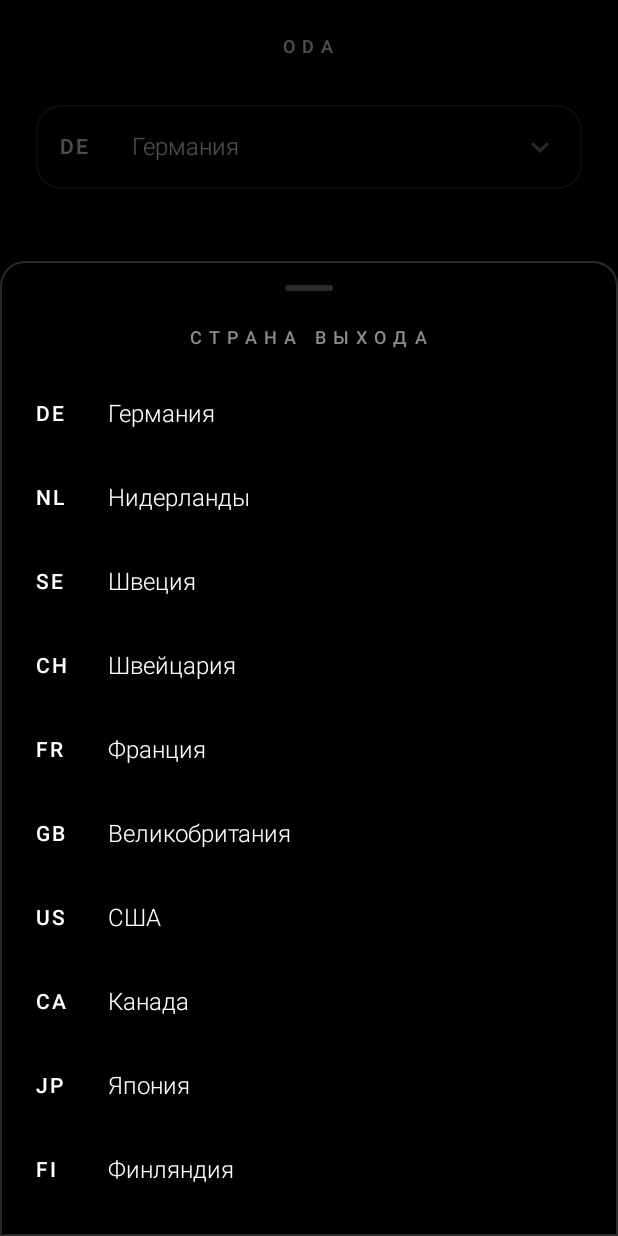
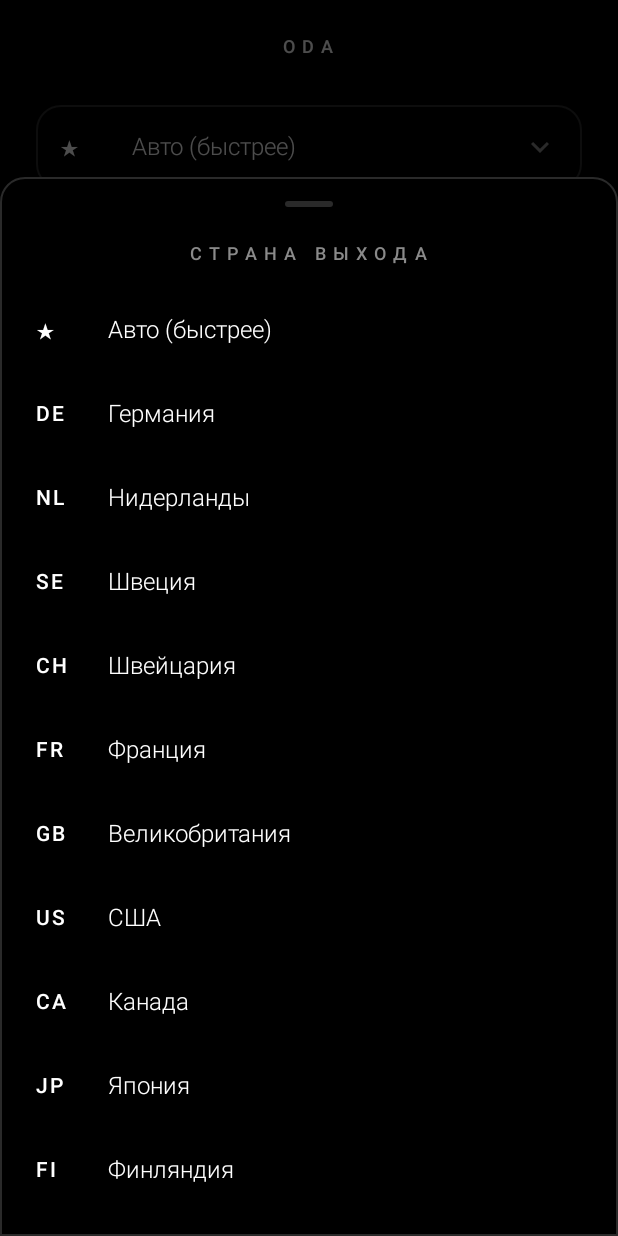
Before and after one commit to Wddis/Pol, an Android app: the fragment CountryPickerSheet placed in its activity, on a phone screen of 412 x 824 dp. Run offline under Robolectric (Android 15) with nearby library versions, the phone set to English and light mode, and no system bars; 1 statement that could not run was skipped.

Commit message:
Без вылетов при остановке, регион «Авто», быстрее подключение
- Мосты IPtProxy запускаются один раз и не останавливаются: аварийное
  завершение (SIGABRT) происходило именно при остановке
- Регион «Авто» (по умолчанию): Tor сам выбирает выходной узел
- Прямое подключение, которое уже не прошло, больше не пробуется первым
- Метки остановки Tor и мостов в журнале

Co-Authored-By: Claude Opus 5.5 <noreply@anthropic.com>
Claude-Session: https://claude.ai/code/session_01U6tUnJrekvWiiGySTaGK2o

```diff
--- a/app/build.gradle
+++ b/app/build.gradle
@@ -15,8 +15,8 @@ android {
         applicationId = 'com.example.vpnapp'
         minSdk = 24
         targetSdk = 36
-        versionCode = 3
-        versionName = '0.3'
+        versionCode = 4
+        versionName = '0.4'
 
         // Только ARM: реальные телефоны (x86 нужен лишь эмуляторам, экономим ~15 МБ)
         ndk {
--- a/app/src/main/java/com/example/vpnapp/ConnectPlan.java
+++ b/app/src/main/java/com/example/vpnapp/ConnectPlan.java
@@ -61,7 +61,8 @@ final class ConnectPlan {
      */
     private static void buildAuto(Context context, Prefs prefs, @Nullable MoatClient.Result moat,
                                   List<BridgeSet> plan) {
-        boolean directOk = moat != null && moat.directOk;
+        // Если прямое подключение уже не прошло, не тратим на него время в начале
+        boolean directOk = moat != null && moat.directOk && !prefs.isDirectFailed();
         BridgeSet direct = BridgeSet.direct(context.getString(R.string.mode_direct));
         if (directOk) add(plan, direct);
         add(plan, prefs.getLastGood());
--- a/app/src/main/java/com/example/vpnapp/Country.java
+++ b/app/src/main/java/com/example/vpnapp/Country.java
@@ -8,6 +8,9 @@ import java.util.List;
 
 /** Страна выхода: двухбуквенный код и название. */
 public final class Country {
+
+    /** Регион «Авто»: страну выхода выбирает Tor. */
+    public static final String ANY = "ANY";
 
     public final String code;
     public final String name;
@@ -29,6 +32,15 @@ public final class Country {
         return list;
     }
 
+    public static boolean isAny(String code) {
+        return ANY.equals(code);
+    }
+
+    /** Код для экрана: у «Авто» вместо кода — значок. */
+    public String shortLabel() {
+        return isAny(code) ? "★" : code;
+    }
+
     /** Название страны по коду; для стран вне списка — сам код. */
     public static String nameOf(Context context, String code) {
         for (Country c : all(context)) {
--- a/app/src/main/java/com/example/vpnapp/CountryPickerSheet.java
+++ b/app/src/main/java/com/example/vpnapp/CountryPickerSheet.java
@@ -45,7 +45,7 @@ public class CountryPickerSheet extends BottomSheetDialogFragment {
 
         for (Country country : Country.all(requireContext())) {
             View row = inflater.inflate(R.layout.item_country, list, false);
-            ((TextView) row.findViewById(R.id.code)).setText(country.code);
+            ((TextView) row.findViewById(R.id.code)).setText(country.shortLabel());
             ((TextView) row.findViewById(R.id.name)).setText(country.name);
             boolean isSelected = country.code.equals(selected);
             row.findViewById(R.id.check).setVisibility(isSelected ? View.VISIBLE : View.INVISIBLE);
--- a/app/src/main/java/com/example/vpnapp/MainActivity.java
+++ b/app/src/main/java/com/example/vpnapp/MainActivity.java
@@ -252,7 +252,7 @@ public class MainActivity extends AppCompatActivity implements StatusBus.Listene
 
     private void showCountry() {
         Country country = Country.find(this, prefs.getCountry());
-        countryCodeView.setText(country.code);
+        countryCodeView.setText(country.shortLabel());
         countryNameView.setText(country.name);
     }
 
--- a/app/src/main/java/com/example/vpnapp/Prefs.java
+++ b/app/src/main/java/com/example/vpnapp/Prefs.java
@@ -20,7 +20,8 @@ public final class Prefs {
     private static final String KEY_CUSTOM = "custom_bridges";
     private static final String KEY_LAST_GOOD = "last_good";
     private static final String KEY_MOAT = "moat_cache";
-    private static final String DEFAULT_COUNTRY = "DE";
+    private static final String KEY_DIRECT_FAILED = "direct_failed";
+    private static final String DEFAULT_COUNTRY = Country.ANY;
 
     private final SharedPreferences sp;
 
@@ -61,6 +62,15 @@ public final class Prefs {
         sp.edit().putString(KEY_LAST_GOOD, set != null ? set.serialize() : null).apply();
     }
 
+    /** Прямое подключение в прошлый раз не прошло — не начинаем с него. */
+    boolean isDirectFailed() {
+        return sp.getBoolean(KEY_DIRECT_FAILED, false);
+    }
+
+    void setDirectFailed(boolean failed) {
+        sp.edit().putBoolean(KEY_DIRECT_FAILED, failed).apply();
+    }
+
     /** Мосты, полученные от Moat в прошлый раз (на случай, если Moat недоступен). */
     List<BridgeSet> getMoatCache() {
         List<BridgeSet> result = new ArrayList<>();
--- a/app/src/main/java/com/example/vpnapp/VpnTunnelService.java
+++ b/app/src/main/java/com/example/vpnapp/VpnTunnelService.java
@@ -221,6 +221,7 @@ public class VpnTunnelService extends VpnService implements TorController.Listen
     }
 
     private void nextAttempt(int lastError) {
+        if (attempt < plan.size() && plan.get(attempt).isDirect()) prefs.setDirectFailed(true);
         tor.stop();
         pt.stop();
         attempt++;
@@ -351,6 +352,7 @@ public class VpnTunnelService extends VpnService implements TorController.Listen
             detail = good.label + " · " + detail;
         } else if (set != null && prefs.getMode() == BridgeMode.AUTO) {
             prefs.setLastGood(set);
+            prefs.setDirectFailed(false);
         }
         publish(ConnectionState.ON, detail, "");
     }
@@ -449,7 +451,9 @@ public class VpnTunnelService extends VpnService implements TorController.Listen
     private void teardown() {
         active = false;
         generation++;
+        DiagLog.add("Остановка Tor");
         tor.stop();
+        DiagLog.add("Остановка мостов");
         pt.stop();
         stopTunnel();
         socksPort = 0;
--- a/app/src/main/res/values/strings.xml
+++ b/app/src/main/res/values/strings.xml
@@ -93,6 +93,7 @@
 
     <!-- Коды и названия стран, порядок совпадает -->
     <string-array name="country_codes" translatable="false">
+        <item>ANY</item>
         <item>DE</item>
         <item>NL</item>
         <item>SE</item>
@@ -105,6 +106,7 @@
         <item>FI</item>
     </string-array>
     <string-array name="country_names">
+        <item>Авто (быстрее)</item>
         <item>Германия</item>
         <item>Нидерланды</item>
         <item>Швеция</item>
```
Also changed, not shown: app/src/main/java/com/example/vpnapp/PtController.java (+11 -10 lines), app/src/main/java/com/example/vpnapp/TorController.java (+8 -3 lines).
